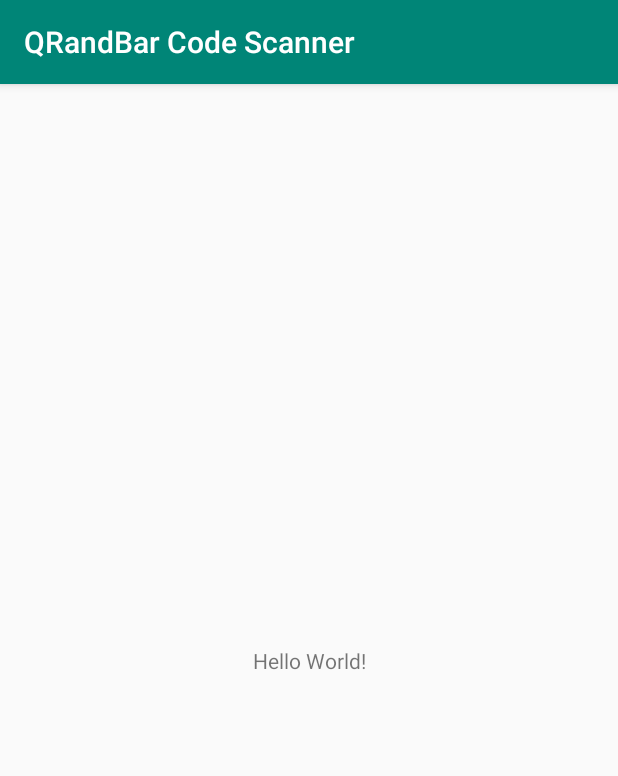
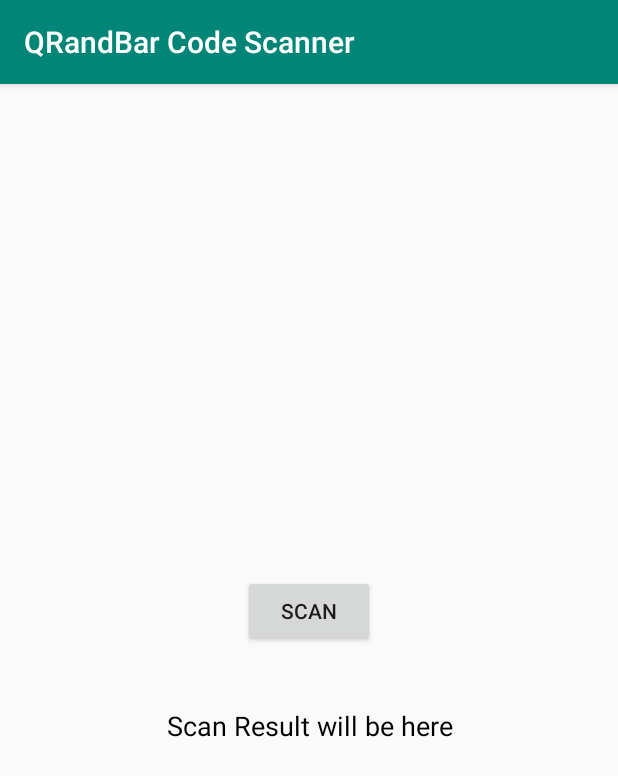
Before and after one commit to Tomson94/QRandBarCodeScanner, an Android app: the screen it shows after launch (MainActivity), on a phone screen of 412 x 824 dp. Shown: the top 776 px of the screen. Run offline under Robolectric (Android 15) with nearby library versions, the phone set to English and light mode, and no system bars.

Commit message:
scaner class added

```diff
--- a/app/build.gradle
+++ b/app/build.gradle
@@ -28,6 +28,7 @@ dependencies {
     implementation"org.jetbrains.kotlin:kotlin-stdlib-jdk7:$kotlin_version"
     implementation 'androidx.appcompat:appcompat:1.0.2'
     implementation 'androidx.core:core-ktx:1.0.2'
+    implementation 'me.dm7.barcodescanner:zxing:1.9'
     implementation 'androidx.constraintlayout:constraintlayout:1.1.3'
     testImplementation 'junit:junit:4.12'
     androidTestImplementation 'androidx.test.ext:junit:1.1.0'
--- a/app/src/main/java/com/qdev/qrandbarcodescanner/MainActivity.kt
+++ b/app/src/main/java/com/qdev/qrandbarcodescanner/MainActivity.kt
@@ -1,12 +1,34 @@
 package com.qdev.qrandbarcodescanner
 
+import android.content.Intent
+import android.os.Bundle
+import android.widget.Button
+import android.widget.TextView
 import androidx.appcompat.app.AppCompatActivity
-import android.os.Bundle
+import androidx.core.app.ActivityCompat
 
 class MainActivity : AppCompatActivity() {
+    private var btn: Button? = null
 
     override fun onCreate(savedInstanceState: Bundle?) {
         super.onCreate(savedInstanceState)
         setContentView(R.layout.activity_main)
+        val permissions = arrayOf(android.Manifest.permission.CAMERA)
+        ActivityCompat.requestPermissions(this, permissions,0)
+
+        tvresult = findViewById(R.id.tvresult) as TextView
+
+        btn = findViewById(R.id.scan) as Button
+
+        btn!!.setOnClickListener {
+            val intent = Intent(this@MainActivity, ScanQRActivity::class.java)
+            startActivity(intent)
+        }
+
+    }
+
+    companion object {
+
+        var tvresult: TextView? = null
     }
 }
--- a/app/src/main/res/layout/activity_main.xml
+++ b/app/src/main/res/layout/activity_main.xml
@@ -1,18 +1,24 @@
 <?xml version="1.0" encoding="utf-8"?>
-<androidx.constraintlayout.widget.ConstraintLayout xmlns:android="http://schemas.android.com/apk/res/android"
-    xmlns:app="http://schemas.android.com/apk/res-auto"
+<LinearLayout xmlns:android="http://schemas.android.com/apk/res/android"
     xmlns:tools="http://schemas.android.com/tools"
     android:layout_width="match_parent"
     android:layout_height="match_parent"
-    tools:context=".MainActivity">
+    android:gravity="center"
+    android:orientation="vertical">
 
-    <TextView
+    <Button
         android:layout_width="wrap_content"
         android:layout_height="wrap_content"
-        android:text="Hello World!"
-        app:layout_constraintBottom_toBottomOf="parent"
-        app:layout_constraintLeft_toLeftOf="parent"
-        app:layout_constraintRight_toRightOf="parent"
-        app:layout_constraintTop_toTopOf="parent" />
-
-</androidx.constraintlayout.widget.ConstraintLayout>
+        android:id="@+id/scan"
+        android:text="Scan"
+        android:layout_marginBottom="30dp"/>
+    <TextView
+        android:layout_width="match_parent"
+        android:layout_height="wrap_content"
+        android:id="@+id/tvresult"
+        android:textColor="#000"
+        android:gravity="center"
+        android:layout_marginTop="10dp"
+        android:textAppearance="?android:attr/textAppearanceMedium"
+        android:text="Scan Result will be here"/>
+</LinearLayout>
```
Also changed, not shown: app/src/main/java/com/qdev/qrandbarcodescanner/ScanQRActivity.kt (added, +36 -0 lines), 2 other files.
